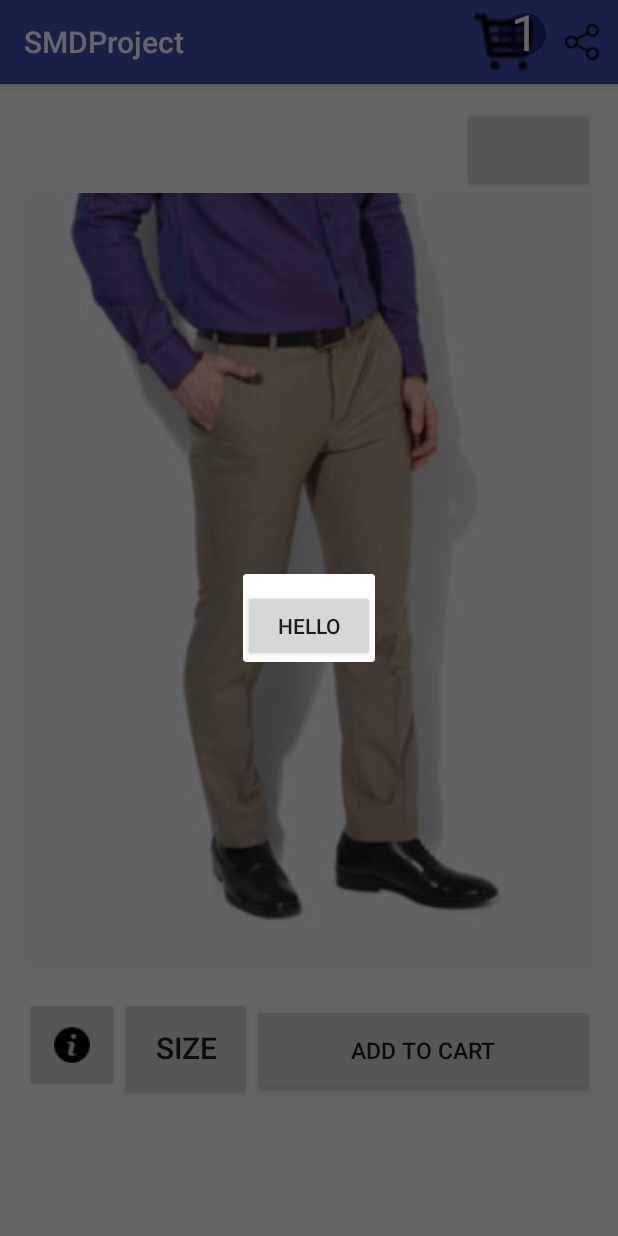
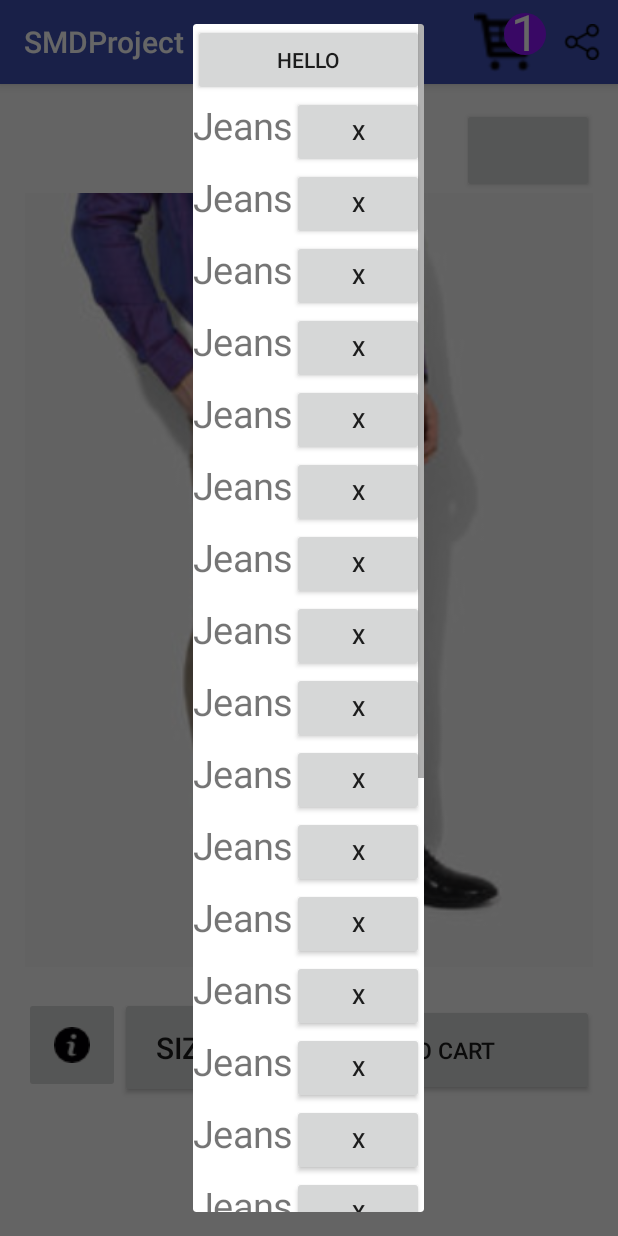
Before and after one commit to HussainHaider/Manwa, an Android app: the Show_items screen opened directly, with no data from a screen before it, after a tap on an icon or button, on a phone screen of 412 x 824 dp. Run offline under Robolectric (Android 15) with nearby library versions, the phone set to English and light mode, and no system bars; libraries missing offline, so code that uses them is left out: com.github.ivbaranov.mfb; plain views replace MaterialFavoriteButton; 2 statements that could not run were skipped; 3 other taps on this screen came first.

Commit message:
Second Commit

```diff
--- a/app/src/main/java/com/example/hp/smdproject/Category_Services.java
+++ b/app/src/main/java/com/example/hp/smdproject/Category_Services.java
@@ -41,7 +41,7 @@ public class Category_Services extends Service {
     @Override
     public int onStartCommand(Intent pIntent, int flags, int startId) {
         // TODO Auto-generated method stub
-        Toast.makeText(this, "Notifying check Service", Toast.LENGTH_LONG).show();
+        Toast.makeText(this, "Notifying Category Service", Toast.LENGTH_LONG).show();
         Helper=new DataBaseAdpter(this);
         callaysnc();
         return super.onStartCommand(pIntent, flags, startId);
--- a/app/src/main/java/com/example/hp/smdproject/HomeActivity.java
+++ b/app/src/main/java/com/example/hp/smdproject/HomeActivity.java
@@ -143,11 +143,13 @@ public class HomeActivity extends AppCompatActivity
         if (id == R.id.nav_homebtn) {
             Log.d("Camera","option");
             Intent intent = new Intent(getApplicationContext(), Show_items.class);
-            intent.putExtra("EXTRA_SESSION_ID", 1);
             startActivity(intent);
             // Handle the camera action
+
         } else if (id == R.id.nav_menshop) {
             Log.d("Gallery","option");
+
+            getApplicationContext().startService(new Intent(getApplicationContext(), ItemList_Services.class));
 //            test=new testing();
 //            test.setContext(getApplication());
 //            test.loadData();
--- a/app/src/main/java/com/example/hp/smdproject/RoundedLetterView.java
+++ b/app/src/main/java/com/example/hp/smdproject/RoundedLetterView.java
@@ -89,7 +89,8 @@ public class RoundedLetterView extends View {
         mBackgroundPaint = new Paint();
         mBackgroundPaint.setFlags(Paint.ANTI_ALIAS_FLAG);
         mBackgroundPaint.setStyle(Paint.Style.FILL);
-        mBackgroundPaint.setColor(mBackgroundColor);
+//        mBackgroundPaint.setColor(mBackgroundColor);
+        mBackgroundPaint.setColor(getResources().getColor(R.color.theme1));
 
         mInnerRectF = new RectF();
     }
--- a/app/src/main/java/com/example/hp/smdproject/Show_items.java
+++ b/app/src/main/java/com/example/hp/smdproject/Show_items.java
@@ -19,6 +19,7 @@ import android.widget.ImageButton;
 import android.widget.ImageView;
 import android.widget.LinearLayout;
 import android.widget.RelativeLayout;
+import android.widget.ScrollView;
 import android.widget.Spinner;
 import android.widget.TextView;
 import android.widget.Toast;
@@ -49,7 +50,7 @@ public class Show_items extends AppCompatActivity {
     ImageButton B3;
     RelativeLayout notifCount;
     DataBaseAdpter Helper;
-    LinearLayout L1;
+    LinearLayout L1, D;
     List<String> list1;
     String items_Descrption;
     String items_size;
@@ -59,13 +60,14 @@ public class Show_items extends AppCompatActivity {
     String item_id;
     String MY_URL_STRING;
 
+
     JSONArray products = null;
     private ProgressDialog pDialog;
     JSONParser jParser = new JSONParser();
     private static String url_all_gameName = "https://stopshop321.000webhostapp.com/getimage2.php";
     private static final String TAG_SUCCESS = "success";
     private static final String TAG_GAME_NAME = "image_detail";
-    private static final String TAG_IMAGE= "image";
+    private static final String TAG_IMAGE = "image";
 
     @Override
     protected void onCreate(Bundle savedInstanceState) {
@@ -73,21 +75,26 @@ public class Show_items extends AppCompatActivity {
         setContentView(R.layout.activity_show_items);
 //        id=1;
         Helper = new DataBaseAdpter(this);
-        item_id = getIntent().getStringExtra("EXTRA_SESSION_ID");
+        D = new LinearLayout(this);
+//        item_id = getIntent().getStringExtra("EXTRA_SESSION_ID");
         list1 = new ArrayList<String>();
-        list1 = Helper.getspeceficitem(item_id);
+//        list1 = Helper.getspeceficitem(item_id);
 
-        MY_URL_STRING="http://www.cricketact.com.au/images/junior-competition.jpg";
+        MY_URL_STRING = "http://www.cricketact.com.au/images/junior-competition.jpg";
 
 //        imageView=(ImageView)findViewById(R.id.img1);
 //        URL url = new URL("http://image10.bizrate-images.com/resize?sq=60&uid=2216744464");
 //        Bitmap bmp = BitmapFactory.decodeStream(url.openConnection().getInputStream());
 //        imageView.setImageBitmap(bmp);
 
-        items_size=list1.get(1);
-        items_Descrption=list1.get(2);
-        wishcount=0;
-        favorite=(MaterialFavoriteButton)findViewById(R.id.wishbtn);
+//        items_size=list1.get(1);
+
+        items_size = "";
+//        items_Descrption=list1.get(2);
+        items_Descrption = "";
+
+        wishcount = 0;
+        favorite = (MaterialFavoriteButton) findViewById(R.id.wishbtn);
         favorite.setOnFavoriteChangeListener(
                 new MaterialFavoriteButton.OnFavoriteChangeListener() {
                     @Override
@@ -123,12 +130,12 @@ public class Show_items extends AppCompatActivity {
                 T.setText("Size");
             }
         });*/
-        new LoadAllProductName().execute();
+//        new LoadAllProductName().execute();
 
 
     }
-    public void callimagetask(String a)
-    {
+
+    public void callimagetask(String a) {
         new DownloadImageTask((ImageView) findViewById(R.id.img1))
                 .execute(a);
     }
@@ -137,21 +144,19 @@ public class Show_items extends AppCompatActivity {
     protected void onResume() {
         super.onResume();
     }
-    public void whishlistbtn()
-    {
-        Log.d("Check","wishbtn");
-        if(btnwhishlist==false && wishcount%2==0)
-        {
-            Toast toast = Toast.makeText(getApplicationContext(),"WhishList_On",Toast.LENGTH_SHORT);
+
+    public void whishlistbtn() {
+        Log.d("Check", "wishbtn");
+        if (btnwhishlist == false && wishcount % 2 == 0) {
+            Toast toast = Toast.makeText(getApplicationContext(), "WhishList_On", Toast.LENGTH_SHORT);
             toast.show();
-            btnwhishlist=true;
-            Helper.inserttable4("4",item_id);
+            btnwhishlist = true;
+            Helper.inserttable4("4", item_id);
         }
-        if(btnwhishlist==true && wishcount%2!=0)
-        {
-            Toast toast = Toast.makeText(getApplicationContext(),"WhishList_OFF",Toast.LENGTH_SHORT);
+        if (btnwhishlist == true && wishcount % 2 != 0) {
+            Toast toast = Toast.makeText(getApplicationContext(), "WhishList_OFF", Toast.LENGTH_SHORT);
             toast.show();
-            btnwhishlist=false;
+            btnwhishlist = false;
         }
         wishcount++;
     }
@@ -166,12 +171,12 @@ public class Show_items extends AppCompatActivity {
 
 //        tv = (TextView) notifCount.findViewById(R.id.actionbar_notifcation_textview);
 //        tv.setText("0");
-        B=(Button)findViewById(R.id.addtocart);
+        B = (Button) findViewById(R.id.addtocart);
 
 //        B1=(ImageButton) notifCount.findViewById(R.id.pic);
-        R1=(RoundedLetterView) notifCount.findViewById(R.id.setround);
+        R1 = (RoundedLetterView) notifCount.findViewById(R.id.setround);
 
-        B2=(ImageView) notifCount.findViewById(R.id.pic);
+        B2 = (ImageView) notifCount.findViewById(R.id.pic);
 //        B3=(ImageButton) notifCount.findViewById(R.id.pic);
 
         B.setOnClickListener(new View.OnClickListener() {
@@ -179,7 +184,7 @@ public class Show_items extends AppCompatActivity {
             public void onClick(View v) {
                 count++;
 
-                Log.d("Hello","world1");
+                Log.d("Hello", "world1");
                 String numberAsString2 = Integer.toString(count);
                 //              tv.setText(numberAsString2);
                 R1.setTitleText(numberAsString2);
@@ -192,29 +197,64 @@ public class Show_items extends AppCompatActivity {
             public void onClick(View v) {
 //                count++;
 
-                Log.d("Hello","world4");
-              //  final Dialog mDateTimeDialog = new Dialog(getApplicationContext());
+                Log.d("Hello", "world4");
+                //  final Dialog mDateTimeDialog = new Dialog(getApplicationContext());
                 // Inflate the root layout
-                final Dialog mDateTimeDialog = new Dialog(Show_items.this);
-
-                final LinearLayout mDateTimeDialogView = (LinearLayout) getLayoutInflater().inflate(R.layout.cart_layout, null);
-
-                android.widget.Button B=new Button(Show_items.this);
-                B.setText("Hello");
-//                B.setId(id);
-                B.setLayoutParams(new LinearLayout.LayoutParams(LinearLayout.LayoutParams.MATCH_PARENT,LinearLayout.LayoutParams.WRAP_CONTENT));
-                mDateTimeDialogView.addView(B);
+                final Dialog CartDialog = new Dialog(Show_items.this);
 
 
-                // Setup TimePicker
-                // No title on the dialog window
-                mDateTimeDialog.requestWindowFeature(Window.FEATURE_NO_TITLE);
-                // Set the dialog content view
-                mDateTimeDialog.setContentView(mDateTimeDialogView);
+                CartDialog.setTitle("Cart Products");
 
 
-                mDateTimeDialog.show();
+                final LinearLayout CartDialogView = (LinearLayout) getLayoutInflater().inflate(R.layout.cart_layout, null);
 
+                android.widget.Button B = new Button(Show_items.this);
+                B.setText("Hello");
+                B.setLayoutParams(new LinearLayout.LayoutParams(LinearLayout.LayoutParams.MATCH_PARENT, LinearLayout.LayoutParams.WRAP_CONTENT));
+                CartDialogView.addView(B);
+
+                ScrollView S = new ScrollView(Show_items.this);
+                S.setLayoutParams(new LinearLayout.LayoutParams(LinearLayout.LayoutParams.MATCH_PARENT, LinearLayout.LayoutParams.WRAP_CONTENT));
+
+                //Testing
+                for (int i = 0; i < 25; i++) {
+
+
+                    LinearLayout L = new LinearLayout(Show_items.this);
+                    L.setLayoutParams(new LinearLayout.LayoutParams(LinearLayout.LayoutParams.MATCH_PARENT, LinearLayout.LayoutParams.WRAP_CONTENT));
+                    L.setOrientation(LinearLayout.HORIZONTAL);
+
+
+                    TextView T = new TextView(Show_items.this);
+                    T.setLayoutParams(new LinearLayout.LayoutParams(LinearLayout.LayoutParams.WRAP_CONTENT, LinearLayout.LayoutParams.WRAP_CONTENT));
+                    T.setText("Jeans");
+                    T.setTextSize(25);
+                    L.addView(T);
+
+                    Button B1 = new Button(Show_items.this);
+                    B1.setText("X");
+                    B1.setLayoutParams(new LinearLayout.LayoutParams(LinearLayout.LayoutParams.WRAP_CONTENT, LinearLayout.LayoutParams.WRAP_CONTENT));
+                    B1.setOnClickListener(new View.OnClickListener() {
+                        @Override
+                        public void onClick(View v) {
+                            Toast toast = Toast.makeText(getApplicationContext(), "clicking" + v.getId(), Toast.LENGTH_LONG);
+                            toast.show();
+                            D = (LinearLayout) v.getParent();
+                            CartDialogView.removeView(D);
+
+                        }
+                    });
+                    L.addView(B1);
+                    CartDialogView.addView(L);
+
+                }
+                S.addView(CartDialogView);
+
+
+                CartDialog.requestWindowFeature(Window.FEATURE_SWIPE_TO_DISMISS);
+                CartDialog.setContentView(S);
+
+                CartDialog.show();
             }
         });
 
@@ -231,7 +271,7 @@ public class Show_items extends AppCompatActivity {
 
         //noinspection SimplifiableIfStatement
         if (id == R.id.action_add) {
-            Log.d("Hello","World");
+            Log.d("Menu", "World1");
 //            final Dialog mDateTimeDialog = new Dialog(this);
 //            // Inflate the root layout
 //
@@ -283,27 +323,26 @@ public class Show_items extends AppCompatActivity {
             return true;
         }
         if (id == R.id.action_share) {
-            Log.d("Hello","World2");
+            Log.d("Menu", "World2");
             return true;
         }
 
         return super.onOptionsItemSelected(item);
     }
-    public void Button(View v)
-    {
-        if(v.getId()==R.id.infobtn)
-        {
-            Toast toast = Toast.makeText(getApplicationContext(),"Infromation",Toast.LENGTH_SHORT);
+
+    public void Button(View v) {
+        if (v.getId() == R.id.infobtn) {
+            Toast toast = Toast.makeText(getApplicationContext(), "Infromation", Toast.LENGTH_SHORT);
             toast.show();
 
             final Dialog minfoDialog = new Dialog(Show_items.this);
 
             final LinearLayout mDateTimeDialogView = (LinearLayout) getLayoutInflater().inflate(R.layout.cart_layout, null);
 
-            android.widget.TextView B=new TextView(Show_items.this);
-            B.setText("Hello_Descrption:_"+items_Descrption);
+            android.widget.TextView B = new TextView(Show_items.this);
+            B.setText("Hello_Descrption:_" + items_Descrption);
 //                B.setId(id);
-            B.setLayoutParams(new LinearLayout.LayoutParams(LinearLayout.LayoutParams.MATCH_PARENT,LinearLayout.LayoutParams.MATCH_PARENT));
+            B.setLayoutParams(new LinearLayout.LayoutParams(LinearLayout.LayoutParams.MATCH_PARENT, LinearLayout.LayoutParams.MATCH_PARENT));
             mDateTimeDialogView.addView(B);
             B.setTextColor(getResources().getColor(R.color.black));
             minfoDialog.requestWindowFeature(Window.FEATURE_NO_TITLE);
@@ -313,37 +352,37 @@ public class Show_items extends AppCompatActivity {
         }
     }
 
-    public void openBottomSheet (View v) {
-        Log.d("VIew ","BottomSheet");
-        View view = getLayoutInflater ().inflate (R.layout.bottom_sheet, null);
+    public void openBottomSheet(View v) {
+        Log.d("VIew ", "BottomSheet");
+        View view = getLayoutInflater().inflate(R.layout.bottom_sheet, null);
 //        TextView txtBackup = (TextView)view.findViewById( R.id.txt_backup);
 //        TextView txtDetail = (TextView)view.findViewById( R.id.txt_detail);
 //        TextView txtOpen = (TextView)view.findViewById( R.id.txt_open);
 //        final TextView txtUninstall = (TextView)view.findViewById( R.id.txt_uninstall);
 
         L1 = (LinearLayout) view.findViewById(R.id.popup_window);
-        TextView textsize=new TextView(getApplicationContext());
-        textsize.setLayoutParams(new LinearLayout.LayoutParams(LinearLayout.LayoutParams.WRAP_CONTENT,LinearLayout.LayoutParams.MATCH_PARENT));
-        textsize.setText("Size:"+items_size);
+        TextView textsize = new TextView(getApplicationContext());
+        textsize.setLayoutParams(new LinearLayout.LayoutParams(LinearLayout.LayoutParams.WRAP_CONTENT, LinearLayout.LayoutParams.MATCH_PARENT));
+        textsize.setText("Size:" + items_size);
         textsize.setCompoundDrawablePadding(15);
         textsize.setGravity(1);
         textsize.setTextColor(getResources().getColor(R.color.black));
-        textsize.setPadding(15,15,15,15);
+        textsize.setPadding(15, 15, 15, 15);
         L1.addView(textsize);
 
-        final Dialog mBottomSheetDialog = new Dialog (Show_items.this,
+        final Dialog mBottomSheetDialog = new Dialog(Show_items.this,
                 R.style.MaterialDialogSheet);
-        mBottomSheetDialog.setContentView (view);
-        mBottomSheetDialog.setCancelable (true);
-        mBottomSheetDialog.getWindow ().setLayout (LinearLayout.LayoutParams.MATCH_PARENT,
+        mBottomSheetDialog.setContentView(view);
+        mBottomSheetDialog.setCancelable(true);
+        mBottomSheetDialog.getWindow().setLayout(LinearLayout.LayoutParams.MATCH_PARENT,
                 LinearLayout.LayoutParams.WRAP_CONTENT);
-        mBottomSheetDialog.getWindow ().setGravity (Gravity.BOTTOM);
-        mBottomSheetDialog.show ();
+        mBottomSheetDialog.getWindow().setGravity(Gravity.BOTTOM);
+        mBottomSheetDialog.show();
 
         textsize.setOnClickListener(new View.OnClickListener() {
             @Override
             public void onClick(View v) {
-                Toast.makeText(Show_items.this,"Clicked Backup",Toast.LENGTH_SHORT).show();
+                Toast.makeText(Show_items.this, "Clicked Backup", Toast.LENGTH_SHORT).show();
                 mBottomSheetDialog.dismiss();
             }
         });
@@ -370,6 +409,7 @@ public class Show_items extends AppCompatActivity {
 //        });
 
     }
+
     private class DownloadImageTask extends AsyncTask<String, Void, Bitmap> {
         ImageView bmImage;
 
@@ -392,7 +432,7 @@ public class Show_items extends AppCompatActivity {
         }
 
         protected void onPostExecute(Bitmap result) {
-            Toast toast = Toast.makeText(getApplicationContext(),"Getting Image",Toast.LENGTH_LONG);
+            Toast toast = Toast.makeText(getApplicationContext(), "Getting Image", Toast.LENGTH_LONG);
             toast.show();
             bmImage.setImageBitmap(result);
         }
@@ -419,7 +459,7 @@ public class Show_items extends AppCompatActivity {
         protected String doInBackground(String... args) {
             // Building Parameters
             List<NameValuePair> params = new ArrayList<NameValuePair>();
-            params.add(new BasicNameValuePair("image_id","1"));
+            params.add(new BasicNameValuePair("image_id", "1"));
 
             // getting JSON string from URL
             JSONObject json = jParser.makeHttpRequest(url_all_gameName, "GET", params);
@@ -442,14 +482,14 @@ public class Show_items extends AppCompatActivity {
 
                         // Storing each json item in variable
                         String image = c.getString(TAG_IMAGE);
-                        Log.d("IMAGE_URL",image);
+                        Log.d("IMAGE_URL", image);
 //                        Toast toast = Toast.makeText(getApplicationContext(),"Image URL"+image,Toast.LENGTH_LONG);
 //                        toast.show();
                         callimagetask(image);
 
                     }
                 } else {
-                    Log.d("no Product","found");
+                    Log.d("no Product", "found");
                     // no products found
                     // Launch Add New product Activity
                    /* Intent i = new Intent(getApplicationContext(),
--- a/app/src/main/res/drawable/side_nav_bar.xml
+++ b/app/src/main/res/drawable/side_nav_bar.xml
@@ -2,8 +2,8 @@
     android:shape="rectangle">
     <gradient
         android:angle="135"
-        android:centerColor="#fff"
-        android:endColor="#fefc35"
-        android:startColor="#fefc35"
+        android:centerColor="#0C0810"
+        android:endColor="#21162D"
+        android:startColor="#21162D"
         android:type="linear" />
 </shape>
--- a/app/src/main/res/layout/activity_home.xml
+++ b/app/src/main/res/layout/activity_home.xml
@@ -19,6 +19,7 @@
         android:layout_height="match_parent"
         android:layout_gravity="start"
         android:fitsSystemWindows="true"
+        android:background="#463160"
         app:headerLayout="@layout/nav_header_home"
         app:menu="@menu/activity_home_drawer" />
 
--- a/app/src/main/res/layout/activity_show_items.xml
+++ b/app/src/main/res/layout/activity_show_items.xml
@@ -3,6 +3,7 @@
     xmlns:tools="http://schemas.android.com/tools"
     android:layout_width="match_parent"
     android:layout_height="match_parent"
+    xmlns:app="http://schemas.android.com/apk/res-auto"
     android:orientation="vertical"
     android:paddingBottom="@dimen/activity_vertical_margin"
     android:paddingLeft="@dimen/activity_horizontal_margin"
--- a/app/src/main/res/layout/badge_count.xml
+++ b/app/src/main/res/layout/badge_count.xml
@@ -1,7 +1,8 @@
 <RelativeLayout xmlns:android="http://schemas.android.com/apk/res/android"
     android:layout_width="48dp"
     android:layout_height="fill_parent"
-    android:layout_gravity="right" >
+    xmlns:app="http://schemas.android.com/apk/res-auto"
+    android:layout_gravity="right">
 
     <!-- Menu Item Image -->
     <ImageView
--- a/app/src/main/res/layout/cart_layout.xml
+++ b/app/src/main/res/layout/cart_layout.xml
@@ -4,24 +4,25 @@
     android:orientation="vertical"
     android:layout_width="fill_parent"
     android:layout_height="wrap_content">
-    <LinearLayout android:id="@+id/ControlButtons"
-        android:layout_width="fill_parent"
-        android:layout_height="wrap_content"
-        android:padding="5dip">
-        <!--<Button android:id="@+id/SetDateTime"-->
-            <!--android:layout_width="0dip"-->
-            <!--android:text="@android:string/ok"-->
-            <!--android:layout_weight="1"-->
-            <!--android:layout_height="wrap_content"  />-->
-        <!--<Button android:id="@+id/ResetDateTime"-->
-            <!--android:layout_width="0dip"-->
-            <!--android:text="Reset"-->
-            <!--android:layout_weight="1"-->
-            <!--android:layout_height="wrap_content" />-->
-        <!--<Button android:id="@+id/CancelDialog"-->
-            <!--android:layout_width="0dip"-->
-            <!--android:text="@android:string/cancel"-->
-            <!--android:layout_weight="1"-->
-            <!--android:layout_height="wrap_content" />-->
-    </LinearLayout>
+    <!--<LinearLayout android:id="@+id/ControlButtons"-->
+        <!--android:layout_width="fill_parent"-->
+        <!--android:orientation="vertical"-->
+        <!--android:layout_height="wrap_content"-->
+        <!--android:padding="5dip">-->
+        <!--&lt;!&ndash;<Button android:id="@+id/SetDateTime"&ndash;&gt;-->
+            <!--&lt;!&ndash;android:layout_width="0dip"&ndash;&gt;-->
+            <!--&lt;!&ndash;android:text="@android:string/ok"&ndash;&gt;-->
+            <!--&lt;!&ndash;android:layout_weight="1"&ndash;&gt;-->
+            <!--&lt;!&ndash;android:layout_height="wrap_content"  />&ndash;&gt;-->
+        <!--&lt;!&ndash;<Button android:id="@+id/ResetDateTime"&ndash;&gt;-->
+            <!--&lt;!&ndash;android:layout_width="0dip"&ndash;&gt;-->
+            <!--&lt;!&ndash;android:text="Reset"&ndash;&gt;-->
+            <!--&lt;!&ndash;android:layout_weight="1"&ndash;&gt;-->
+            <!--&lt;!&ndash;android:layout_height="wrap_content" />&ndash;&gt;-->
+        <!--&lt;!&ndash;<Button android:id="@+id/CancelDialog"&ndash;&gt;-->
+            <!--&lt;!&ndash;android:layout_width="0dip"&ndash;&gt;-->
+            <!--&lt;!&ndash;android:text="@android:string/cancel"&ndash;&gt;-->
+            <!--&lt;!&ndash;android:layout_weight="1"&ndash;&gt;-->
+            <!--&lt;!&ndash;android:layout_height="wrap_content" />&ndash;&gt;-->
+    <!--</LinearLayout>-->
 </LinearLayout>
--- a/app/src/main/res/menu/activity_home_drawer.xml
+++ b/app/src/main/res/menu/activity_home_drawer.xml
@@ -5,7 +5,8 @@
         <item
             android:id="@+id/nav_homebtn"
             android:icon="@drawable/home"
-            android:title="Home" />
+            android:title="Home"
+            />
         <item
             android:id="@+id/nav_menshop"
             android:icon="@drawable/hanger"
--- a/app/src/main/res/values/colors.xml
+++ b/app/src/main/res/values/colors.xml
@@ -16,4 +16,5 @@
     <color name="lightRed">#250d0f</color>
     <color name="Red">#E42C2C</color>
     <color name="black">#050505</color>
+    <color name="theme1">#9013FE</color>
 </resources>
```
Also changed, not shown: app/src/main/java/com/example/hp/smdproject/Categories.java (+7 -6 lines).
